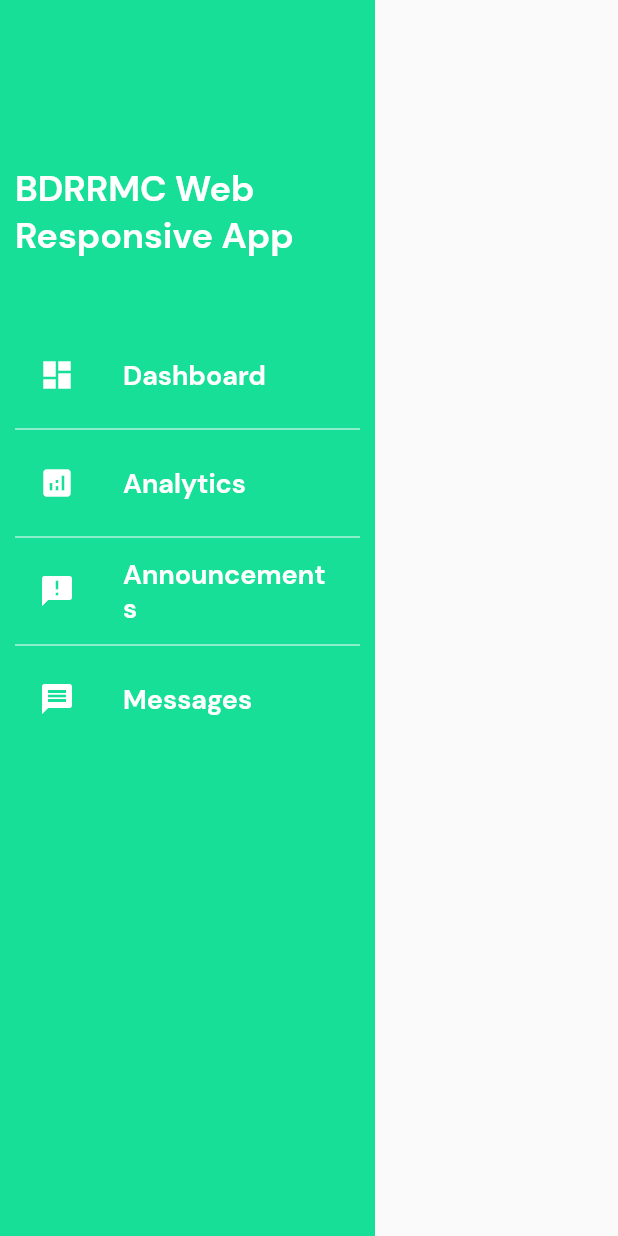
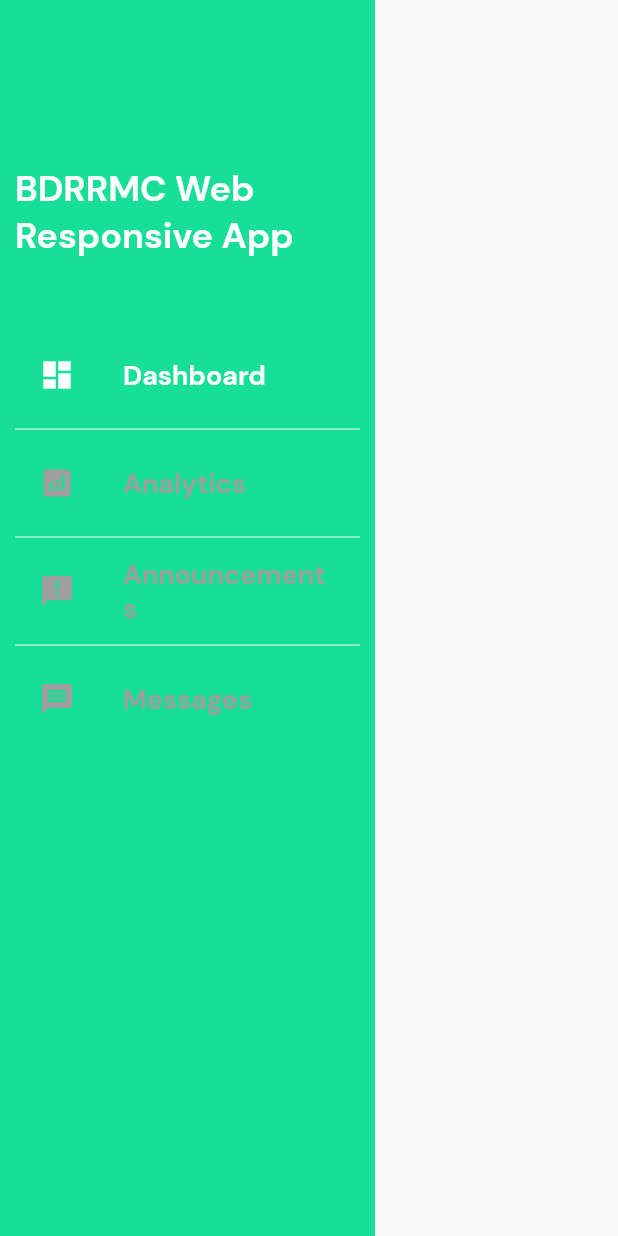
Before and after one commit to lansoyyy/responder-admin, a Flutter app: the HomeScreen screen opened directly, on a phone screen of 412 x 824 dp. Run offline on Flutter 3.47's test engine with Material 2 defaults, Android fonts, the phone set to English and light mode, and no system bars; our stand-ins replace fluttertoast.

Commit message:
added tabs

```diff
--- a/lib/screens/home_screen.dart
+++ b/lib/screens/home_screen.dart
@@ -2,9 +2,18 @@ import 'package:flutter/material.dart';
 import 'package:responder_admin/utils/colors.dart';
 import 'package:responder_admin/widgets/text_widget.dart';
 
-class HomeScreen extends StatelessWidget {
+class HomeScreen extends StatefulWidget {
   const HomeScreen({super.key});
 
+  @override
+  State<HomeScreen> createState() => _HomeScreenState();
+}
+
+class _HomeScreenState extends State<HomeScreen> {
+  bool dashboard = true;
+  bool analytics = false;
+  bool announcements = false;
+  bool messages = false;
   @override
   Widget build(BuildContext context) {
     return Scaffold(
@@ -33,65 +42,91 @@ class HomeScreen extends StatelessWidget {
                     height: 50,
                   ),
                   ListTile(
-                    leading: const Icon(
+                    onTap: () {
+                      setState(() {
+                        dashboard = true;
+                        analytics = false;
+                        messages = false;
+                        announcements = false;
+                      });
+                    },
+                    leading: Icon(
                       Icons.dashboard,
-                      color: Colors.white,
+                      color: dashboard ? Colors.white : Colors.grey,
                     ),
                     title: TextWidget(
                       text: 'Dashboard',
                       fontSize: 18,
                       fontFamily: 'Bold',
-                      color: Colors.white,
+                      color: dashboard ? Colors.white : Colors.grey,
                     ),
                   ),
                   const Divider(
                     color: Colors.white,
                   ),
                   ListTile(
-                    leading: const Icon(
-                      Icons.analytics,
-                      color: Colors.white,
-                    ),
+                    onTap: () {
+                      setState(() {
+                        dashboard = false;
+                        analytics = true;
+                        messages = false;
+                        announcements = false;
+                      });
+                    },
+                    leading: Icon(Icons.analytics,
+                        color: analytics ? Colors.white : Colors.grey),
                     title: TextWidget(
                         text: 'Analytics',
                         fontSize: 18,
                         fontFamily: 'Bold',
-                      color: Colors.white,
-                    ),
+                        color: analytics ? Colors.white : Colors.grey),
                   ),
                   const Divider(
                     color: Colors.white,
                   ),
                   ListTile(
-                    leading: const Icon(
-                      Icons.announcement,
-                      color: Colors.white,
-                    ),
+                    onTap: () {
+                      setState(() {
+                        dashboard = false;
+                        analytics = false;
+                        messages = false;
+                        announcements = true;
+                      });
+                    },
+                    leading: Icon(Icons.announcement,
+                        color: announcements ? Colors.white : Colors.grey),
                     title: TextWidget(
                         text: 'Announcements',
                         fontSize: 18,
                         fontFamily: 'Bold',
-                      color: Colors.white,
-                    ),
+                        color: announcements ? Colors.white : Colors.grey),
                   ),
                   const Divider(
                     color: Colors.white,
                   ),
                   ListTile(
-                    leading: const Icon(
-                      Icons.message,
-                      color: Colors.white,
-                    ),
+                    onTap: () {
+                      setState(() {
+                        dashboard = false;
+                        analytics = false;
+                        messages = true;
+                        announcements = false;
+                      });
+                    },
+                    leading: Icon(Icons.message,
+                        color: messages ? Colors.white : Colors.grey),
                     title: TextWidget(
                         text: 'Messages',
                         fontSize: 18,
                         fontFamily: 'Bold',
-                      color: Colors.white,
-                    ),
+                        color: messages ? Colors.white : Colors.grey),
                   ),
                 ],
               ),
             ),
+          ),
+          const SizedBox(
+            width: 50,
           ),
         ],
       ),
```
Lines whose indentation alone changed are shown as unchanged.
